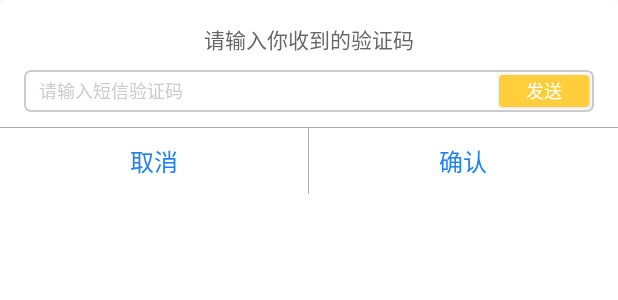
After one commit to beilly/randomkeyboard, an Android app: the layout withdraw_cash_contract_dynamic_code_dialog.xml on its own in the app's theme, with its tools: preview values and no code run, on a phone screen of 412 x 824 dp. The commit adds this screen. Shown: the top 300 px of the screen. Run offline under Robolectric (Android 15) with nearby library versions, the phone set to English and light mode, and no system bars.

Commit message:
1、添加对Dialog的支持； 2、添加Dialog使用demo；

```diff
--- /dev/null
+++ b/app/src/main/res/drawable/selecter_corner4_yellow_gray.xml
@@ -0,0 +1,6 @@
+<?xml version="1.0" encoding="utf-8"?>
+<selector xmlns:android="http://schemas.android.com/apk/res/android">
+    <item android:drawable="@drawable/shape_corner4_yellow_click" android:state_pressed="true"/>
+    <item android:drawable="@drawable/shape_corner4_gray_t80" android:state_enabled="false"/>
+    <item android:drawable="@drawable/shape_corner4_yellow_normal"/>
+</selector>
--- /dev/null
+++ b/app/src/main/res/drawable/shape_border_corner4_gray.xml
@@ -0,0 +1,9 @@
+<?xml version="1.0" encoding="utf-8"?>
+<shape xmlns:android="http://schemas.android.com/apk/res/android"
+    android:shape="rectangle">
+    <stroke
+        android:width="1dp"
+        android:color="@color/font_hint_gray"></stroke>
+    <corners android:radius="4dp"></corners>
+    <solid android:color="@color/transparent"></solid>
+</shape>
--- /dev/null
+++ b/app/src/main/res/drawable/shape_corner4_gray_t80.xml
@@ -0,0 +1,9 @@
+<?xml version="1.0" encoding="utf-8"?>
+<shape xmlns:android="http://schemas.android.com/apk/res/android"
+    android:shape="rectangle">
+    <stroke
+        android:width="1dp"
+        android:color="@color/gray_80t"></stroke>
+    <corners android:radius="2.5dp"></corners>
+    <solid android:color="@color/gray_80t"></solid>
+</shape>
--- /dev/null
+++ b/app/src/main/res/drawable/shape_corner4_white_normal.xml
@@ -0,0 +1,14 @@
+<?xml version="1.0" encoding="utf-8"?>
+<shape xmlns:android="http://schemas.android.com/apk/res/android"
+    android:shape="rectangle">
+    <corners
+        android:bottomLeftRadius="4dp"
+        android:bottomRightRadius="4dp"
+        android:topLeftRadius="4dp"
+        android:topRightRadius="4dp" />
+    <stroke
+        android:width="0.5dp"
+        android:color="@color/bg_white" />
+    <solid android:color="@color/bg_white" />
+
+</shape>
--- /dev/null
+++ b/app/src/main/res/drawable/shape_corner4_yellow_click.xml
@@ -0,0 +1,12 @@
+<?xml version="1.0" encoding="utf-8"?>
+<shape xmlns:android="http://schemas.android.com/apk/res/android"
+    android:shape="rectangle">
+    <corners
+        android:topLeftRadius="2.5dp"
+        android:bottomLeftRadius="2.5dp"
+        android:topRightRadius="2.5dp"
+        android:bottomRightRadius="2.5dp"/>
+    <stroke android:color="@color/bg_yellow_ffc517"/>
+    <solid android:color="@color/bg_yellow_ffc517"/>
+
+</shape>
--- /dev/null
+++ b/app/src/main/res/drawable/shape_corner4_yellow_normal.xml
@@ -0,0 +1,12 @@
+<?xml version="1.0" encoding="utf-8"?>
+<shape xmlns:android="http://schemas.android.com/apk/res/android"
+    android:shape="rectangle">
+    <corners
+        android:topLeftRadius="2.5dp"
+        android:bottomLeftRadius="2.5dp"
+        android:topRightRadius="2.5dp"
+        android:bottomRightRadius="2.5dp"/>
+    <stroke android:color="@color/bg_yellow_ffce3a"/>
+    <solid android:color="@color/bg_yellow_ffce3a"/>
+
+</shape>
--- /dev/null
+++ b/app/src/main/res/layout/withdraw_cash_contract_dynamic_code_dialog.xml
@@ -0,0 +1,100 @@
+<?xml version="1.0" encoding="utf-8"?>
+<LinearLayout xmlns:android="http://schemas.android.com/apk/res/android"
+    android:layout_width="match_parent"
+    android:layout_height="match_parent"
+    android:orientation="vertical"
+    android:background="@drawable/shape_corner4_white_normal">
+
+
+    <TextView
+        android:id="@+id/dialog_title"
+        android:layout_width="wrap_content"
+        android:layout_height="wrap_content"
+        android:layout_gravity="center"
+        android:layout_marginTop="15dp"
+        android:text="请输入你收到的验证码"
+        android:textColor="@color/dark_gray"
+        android:textSize="@dimen/fontSize_14" />
+
+    <RelativeLayout
+        android:layout_width="match_parent"
+        android:layout_height="28dp"
+        android:layout_gravity="center_horizontal"
+        android:layout_marginLeft="16dp"
+        android:layout_marginRight="16dp"
+        android:layout_marginTop="10dp"
+        android:background="@drawable/shape_border_corner4_gray">
+
+        <Button
+            android:id="@+id/btn_withdraw_cash_dynamic_getCode"
+            android:layout_width="60dp"
+            android:layout_height="wrap_content"
+            android:layout_alignParentRight="true"
+            android:layout_centerVertical="true"
+            android:layout_margin="3dp"
+            android:background="@drawable/selecter_corner4_yellow_gray"
+            android:gravity="center"
+            android:text="发送"
+            android:textColor="@color/font_white"
+            android:textSize="@dimen/fontSize_12" />
+
+        <EditText
+            android:id="@+id/edt_withdraw_cash_dynamic_code"
+            android:layout_width="match_parent"
+            android:layout_height="wrap_content"
+            android:layout_centerVertical="true"
+            android:layout_marginLeft="10dp"
+            android:layout_toLeftOf="@+id/btn_withdraw_cash_dynamic_getCode"
+            android:background="@color/transparent"
+            android:hint="请输入短信验证码"
+            android:singleLine="true"
+            android:textColor="@color/font_gray_66"
+            android:textColorHint="@color/font_hint_gray"
+            android:textSize="@dimen/fontSize_12" />
+
+    </RelativeLayout>
+
+    <View
+        android:layout_width="match_parent"
+        android:layout_height="0.5dp"
+        android:layout_marginTop="10dp"
+        android:background="@color/bg_black_acacac" />
+
+    <LinearLayout
+        android:layout_width="match_parent"
+        android:layout_height="wrap_content"
+        android:orientation="horizontal">
+
+        <TextView
+            android:id="@+id/tv_withdraw_cash_dynamic_dialog_cancle"
+
+            android:layout_width="wrap_content"
+            android:layout_height="wrap_content"
+            android:layout_gravity="center_vertical"
+            android:layout_marginBottom="10dp"
+            android:layout_marginTop="10dp"
+            android:layout_weight="1"
+            android:gravity="center"
+            android:text="@string/common_cancle"
+            android:textColor="@color/bg_blue_2181f7"
+            android:textSize="@dimen/fontSize_16" />
+
+        <View
+            android:layout_width="0.5dp"
+            android:layout_height="match_parent"
+            android:background="@color/bg_black_acacac" />
+
+        <TextView
+            android:id="@+id/tv_withdraw_cash_dynamic_dialog_sure"
+            android:layout_width="wrap_content"
+            android:layout_height="wrap_content"
+            android:layout_gravity="center_vertical"
+            android:layout_marginBottom="10dp"
+            android:layout_marginTop="10dp"
+            android:layout_weight="1"
+            android:gravity="center"
+            android:text="@string/common_sure"
+            android:textColor="@color/bg_blue_2181f7"
+            android:textSize="@dimen/fontSize_16" />
+    </LinearLayout>
+</LinearLayout>
--- a/app/src/main/res/values/colors.xml
+++ b/app/src/main/res/values/colors.xml
@@ -3,4 +3,14 @@
     <color name="colorPrimary">#3F51B5</color>
     <color name="colorPrimaryDark">#303F9F</color>
     <color name="colorAccent">#FF4081</color>
+    <color name="dark_gray">#666</color>
+    <color name="bg_blue_2181f7">#2181f7</color>
+    <color name="bg_black_acacac">#acacac</color>
+    <color name="font_gray_66">@color/dark_gray</color>
+    <color name="font_hint_gray">#ccc</color>
+    <color name="font_white">#fff</color>
+    <color name="gray_80t">#cccccccc</color>
+    <color name="bg_white">#ffffff</color>
+    <color name="bg_yellow_ffc517">#ffc517</color>
+    <color name="bg_yellow_ffce3a">#ffce3a</color>
 </resources>
--- a/app/src/main/res/values/dimens.xml
+++ b/app/src/main/res/values/dimens.xml
@@ -2,4 +2,7 @@
     <!-- Default screen margins, per the Android Design guidelines. -->
     <dimen name="activity_horizontal_margin">16dp</dimen>
     <dimen name="activity_vertical_margin">16dp</dimen>
+    <dimen name="fontSize_14">14dip</dimen>
+    <dimen name="fontSize_12">12dip</dimen>
+    <dimen name="fontSize_16">16dip</dimen>
 </resources>
--- a/app/src/main/res/values/strings.xml
+++ b/app/src/main/res/values/strings.xml
@@ -1,3 +1,5 @@
 <resources>
     <string name="app_name">RandomKeyboard</string>
+    <string name="common_sure">"确认"</string>
+    <string name="common_cancle">"取消"</string>
 </resources>
```
Also changed, not shown: app/src/main/java/com/benli/randomkeyboard/CommonUtils.java (added, +145 -0 lines), app/src/main/java/com/benli/randomkeyboard/InputTools.java (added, +107 -0 lines), app/src/main/java/com/benli/randomkeyboard/MainActivity.java (+40 -2 lines), app/src/main/res/layout/activity_main.xml (+7 -0 lines), keyboard/src/main/java/com/benli/keyboard/KeyboardHelper.java (+14 -3 lines), 1 other file.
